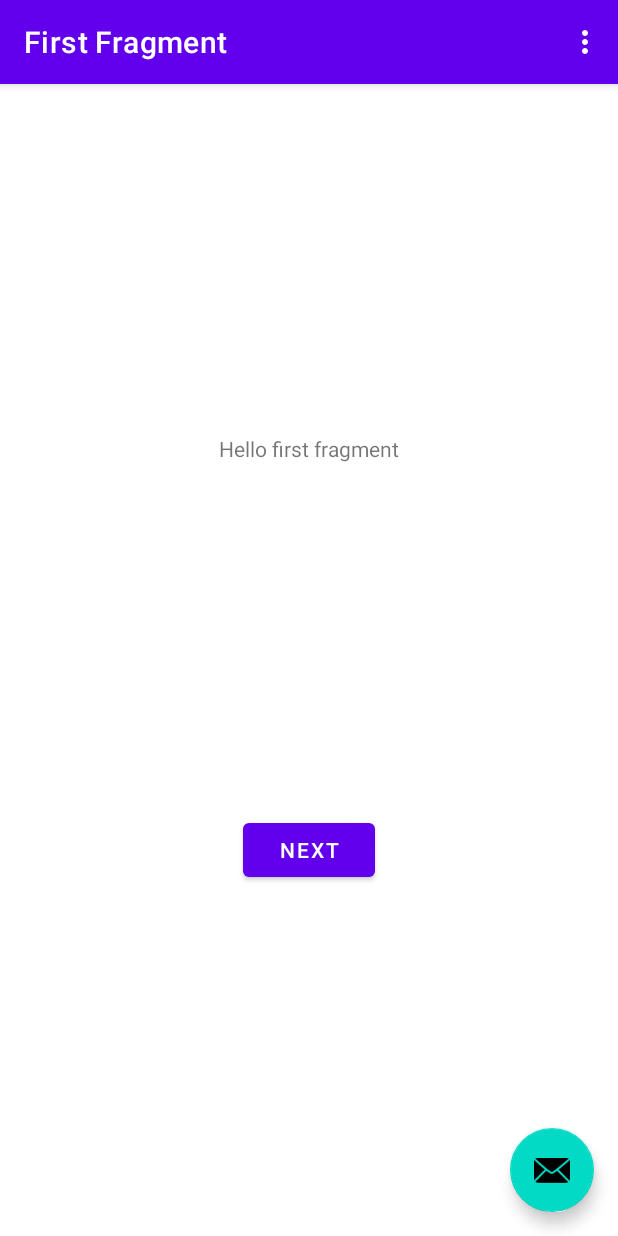
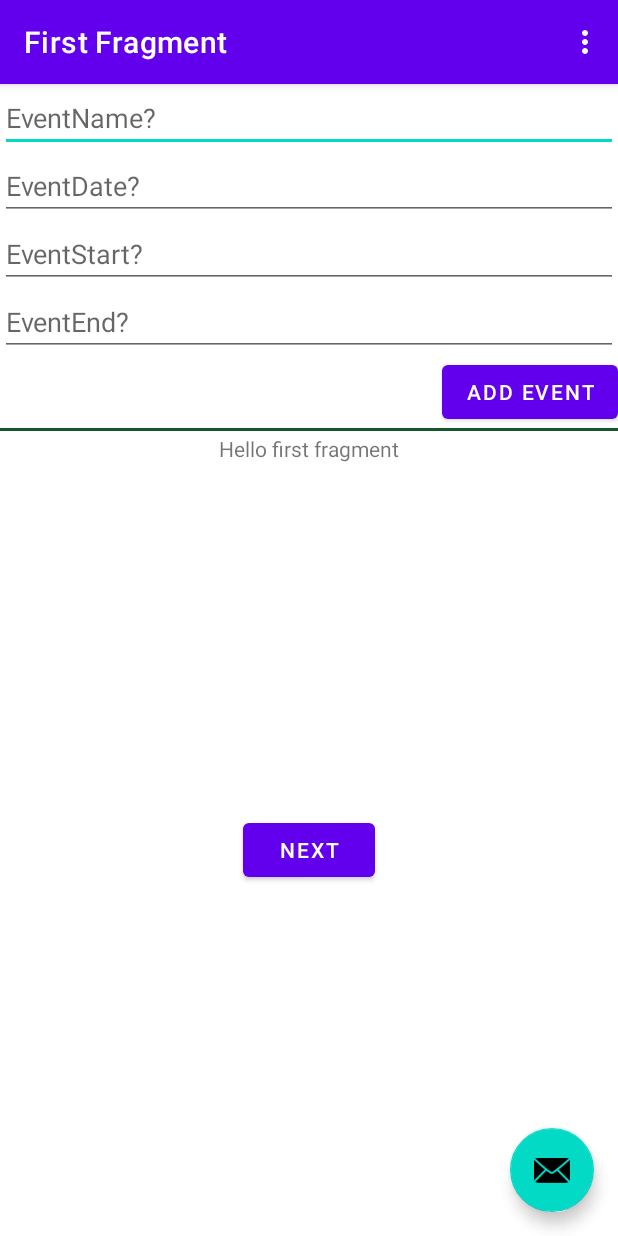
Before and after one commit to McGill-ECSE321-Fall2021/project-group-06, an Android app: the screen it shows after launch (MainActivity), on a phone screen of 412 x 824 dp. Run offline under Robolectric (Android 15) with nearby library versions, the phone set to English and light mode, and no system bars; our stand-ins replace navigation-ui; libraries missing offline, so code that uses them is left out: com.loopj.android, cz.msebera.android.

Commit message:
attempt2

```diff
--- a/LibrarySystemAndroid/app/src/main/res/layout/content_main.xml
+++ b/LibrarySystemAndroid/app/src/main/res/layout/content_main.xml
@@ -16,4 +16,68 @@
         app:layout_constraintRight_toRightOf="parent"
         app:layout_constraintTop_toTopOf="parent"
         app:navGraph="@navigation/nav_graph" />
+
+    <RelativeLayout xmlns:android="http://schemas.android.com/apk/res/android"
+        xmlns:app="http://schemas.android.com/apk/res-auto"
+        xmlns:tools="http://schemas.android.com/tools"
+        android:id="@+id/content_main"
+        android:layout_width="match_parent"
+        android:layout_height="match_parent"
+        app:layout_behavior="@string/appbar_scrolling_view_behavior"
+        tools:context="ca.mcgill.ecse321.eventregistration_android.MainActivity"
+        tools:showIn="@layout/activity_main">
+
+
+        <LinearLayout
+            android:layout_height="wrap_content"
+            android:layout_width="match_parent"
+            android:orientation="vertical">
+
+            <LinearLayout
+                android:orientation="vertical"
+                android:layout_height="wrap_content"
+                android:layout_width="match_parent">
+                <TextView
+                    android:id="@+id/error"
+                    android:layout_height="wrap_content"
+                    android:layout_width="wrap_content"
+                    android:visibility="gone"
+                    android:text=""
+                    android:textColor="#FF0000"/>
+
+                <EditText
+                    android:layout_width="match_parent"
+                    android:layout_height="wrap_content"
+                    android:id="@+id/newperson_name"
+                    android:hint="@string/newpersonname_hint"/>
+                <EditText
+                    android:layout_width="match_parent"
+                    android:layout_height="wrap_content"
+                    android:id="@+id/newperson_date"
+                    android:hint="@string/newpersondate_hint"/>
+                <EditText
+                    android:layout_width="match_parent"
+                    android:layout_height="wrap_content"
+                    android:id="@+id/newperson_start"
+                    android:hint="@string/newpersonstart_hint"/>
+                <EditText
+                    android:layout_width="match_parent"
+                    android:layout_height="wrap_content"
+                    android:id="@+id/newperson_end"
+                    android:hint="@string/newpersonend_hint"/>
+                <Button
+                    android:layout_width="wrap_content"
+                    android:layout_height="wrap_content"
+                    android:layout_gravity="end"
+                    android:text="@string/newperson_button"
+                    android:onClick="addEvent"/>
+            </LinearLayout>
+
+            <View
+                android:layout_height="2dp"
+                android:layout_width="fill_parent"
+                android:background="#16552e"/>
+        </LinearLayout>
+
+    </RelativeLayout>
 </androidx.constraintlayout.widget.ConstraintLayout>
--- a/LibrarySystemAndroid/app/src/main/res/values/strings.xml
+++ b/LibrarySystemAndroid/app/src/main/res/values/strings.xml
@@ -9,4 +9,9 @@
 
     <string name="hello_first_fragment">Hello first fragment</string>
     <string name="hello_second_fragment">Hello second fragment. Arg: %1$s</string>
+    <string name="newpersonname_hint">EventName?</string>
+    <string name="newpersondate_hint">EventDate?</string>
+    <string name="newpersonstart_hint">EventStart?</string>
+    <string name="newpersonend_hint">EventEnd?</string>
+    <string name="newperson_button">Add Event</string>
 </resources>
```
Also changed, not shown: LibrarySystemAndroid/app/src/main/java/ca/mcgill/ecse321/librarysystem_android/HttpUtils.java (added, +45 -0 lines), LibrarySystemAndroid/app/src/main/java/ca/mcgill/ecse321/librarysystem_android/MainActivity.java (+52 -1 lines).
